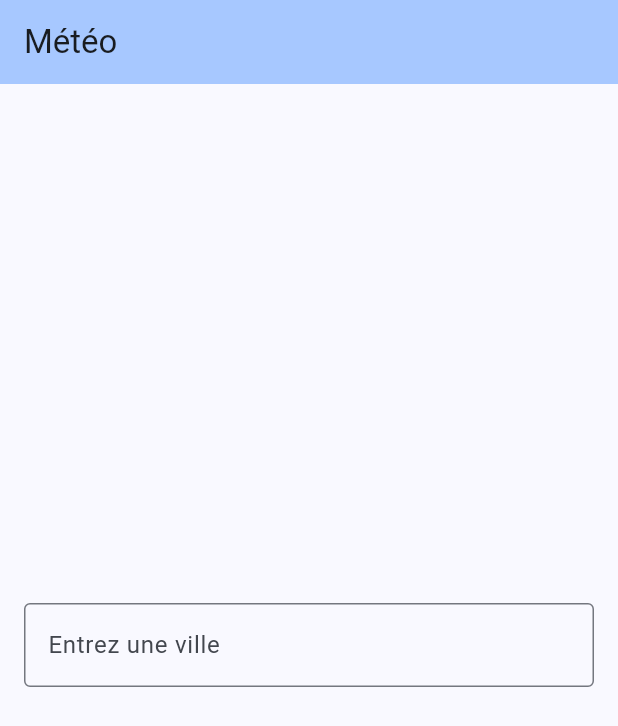
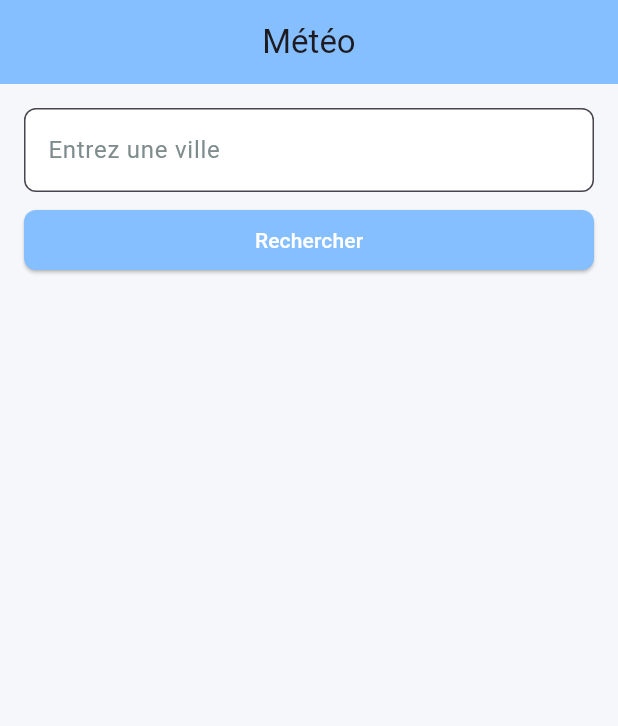
Before and after one commit to Idealogiks/AppliMeteo, a Flutter app: the screen it shows after launch, on a phone screen of 412 x 824 dp. Shown: the top 726 px of the screen. Run offline on Flutter 3.47's test engine with Material 3 defaults, Android fonts, the phone set to English and light mode, and no system bars.

Commit message:
feat: sep plusieurs pages

```diff
--- a/lib/main.dart
+++ b/lib/main.dart
@@ -1,6 +1,5 @@
 import 'package:flutter/material.dart';
-import 'package:http/http.dart' as http;
-import 'dart:convert';
+import 'package:mon_app/screens/home_page.dart';
 
 void main() {
   runApp(const MyApp());
@@ -12,146 +11,25 @@ class MyApp extends StatelessWidget {
   @override
   Widget build(BuildContext context) {
     return MaterialApp(
-      title: 'Flutter Demo',
+      title: 'Flutter Météo',
       theme: ThemeData(
-        colorScheme: ColorScheme.fromSeed(seedColor: const Color.fromARGB(255, 166, 186, 222)),
+        primaryColor: const Color.fromARGB(255, 134, 191, 255),
+        scaffoldBackgroundColor: const Color(0xFFF5F7FA),
+        textTheme: const TextTheme(
+          bodyLarge: TextStyle(color: Color(0xFF333333)),
+          bodyMedium: TextStyle(color: Color(0xFF7F8C8D)),
+        ),
+        elevatedButtonTheme: ElevatedButtonThemeData(
+          style: ElevatedButton.styleFrom(
+            backgroundColor: const Color.fromARGB(255, 134, 191, 255),
+            foregroundColor: Colors.white,
+            shape: RoundedRectangleBorder(
+              borderRadius: BorderRadius.circular(8),
+            ),
+          ),
+        ),
       ),
       home: const MyHomePage(title: 'Météo'),
     );
   }
 }
-
-class MyHomePage extends StatefulWidget {
-  const MyHomePage({super.key, required this.title});
-  final String title;
-
-  @override
-  State<MyHomePage> createState() => _MyHomePageState();
-}
-
-class _MyHomePageState extends State<MyHomePage> {
-  final TextEditingController _cityController = TextEditingController();
-  String? _cityName;
-  String? _weatherCondition;
-  double? _temperature;
-  double? _uv;
-  String? _errorMessage;
-
-  Future<void> fetchWeather(String city) async {
-    final url = Uri.parse('http://api.weatherapi.com/v1/current.json?key=fc8af4f182584f959db130334251004&q=$city');
-
-    try {
-      final response = await http.get(url);
-
-      if (response.statusCode == 200) {
-        final data = jsonDecode(response.body);
-        setState(() {
-          _cityName = data['location']['name'];
-          _weatherCondition = data['current']['condition']['text'];
-          _temperature = data['current']['temp_c'];
-          _uv = data['current']['uv'];
-          _errorMessage = null;
-        });
-      } else {
-        setState(() {
-          _errorMessage = 'Ville introuvable ou erreur de requête.';
-          _cityName = null;
-          _weatherCondition = null;
-          _temperature = null;
-        });
-      }
-    } catch (e) {
-      setState(() {
-        _errorMessage = 'Erreur lors de la récupération des données : $e';
-        _cityName = null;
-        _weatherCondition = null;
-        _uv = null;
-        _temperature = null;
-      });
-    }
-  }
-
-  IconData _getWeatherIcon(String? condition) {
-    if (condition == null) return Icons.help;
-    if (condition.toLowerCase().contains('sun')) return Icons.wb_sunny;
-    if (condition.toLowerCase().contains('cloud')) return Icons.cloud;
-    if (condition.toLowerCase().contains('rain')) return Icons.umbrella;
-    if (condition.toLowerCase().contains('snow')) return Icons.ac_unit;
-    if (condition.toLowerCase().contains('storm')) return Icons.flash_on;
-    if (condition.toLowerCase().contains('fog')) return Icons.foggy;
-    if (condition.toLowerCase().contains('wind')) return Icons.air;
-    if (condition.toLowerCase().contains('mist')) return Icons.filter_drama;
-    if (condition.toLowerCase().contains('overcast')) return Icons.cloud_queue;
-    if (condition.toLowerCase().contains('clear')) return Icons.wb_sunny;
-    return Icons.help;
-  }
-
-  @override
-  Widget build(BuildContext context) {
-    return Scaffold(
-      appBar: AppBar(
-        backgroundColor: Theme.of(context).colorScheme.inversePrimary,
-        title: Text(widget.title),
-      ),
-      body: Padding(
-        padding: const EdgeInsets.all(16.0),
-        child: Column(
-          mainAxisAlignment: MainAxisAlignment.center,
-          children: [
-            TextField(
-              controller: _cityController,
-              decoration: InputDecoration(
-                labelText: 'Entrez une ville',
-                border: OutlineInputBorder(),
-              ),
-              onSubmitted: (value) {
-                fetchWeather(value);
-              },
-            ),
-            const SizedBox(height: 20),
-            if (_errorMessage != null)
-              Text(
-                _errorMessage!,
-                style: const TextStyle(color: Colors.red),
-              ),
-            if (_cityName != null && _weatherCondition != null && _temperature != null)
-              Container(
-                padding: const EdgeInsets.all(16),
-                margin: const EdgeInsets.symmetric(horizontal: 16),
-                decoration: BoxDecoration(
-                  color: const Color.fromARGB(255, 166, 186, 222),
-                  borderRadius: BorderRadius.circular(8),
-                ),
-                child: Column(
-                  mainAxisSize: MainAxisSize.min,
-                  children: [
-                    Icon(
-                      _getWeatherIcon(_weatherCondition),
-                      size: 50,
-                      color: Colors.grey,
-                    ),
-                    Text(
-                      'Ville : $_cityName',
-                      style: const TextStyle(fontSize: 16),
-                    ),
-                    Text(
-                      'Température : ${_temperature!.toStringAsFixed(1)}°C',
-                      style: const TextStyle(fontSize: 16),
-                    ),
-                    Text(
-                      'Condition : $_weatherCondition',
-                      style: const TextStyle(fontSize: 16),
-                    ),
-                    Text(
-                      'UV :  ${_uv!.toStringAsFixed(1)}',
-                      style: const TextStyle(fontSize: 16),
-                    ),
-                  ],
-                ),
-              ),
-          ],
-        ),
-      ),
-    );
-  }
-}
--- /dev/null
+++ b/lib/screens/home_page.dart
@@ -0,0 +1,149 @@
+import 'package:flutter/material.dart';
+import 'package:mon_app/screens/details_page.dart';
+import 'package:mon_app/services/weather_service.dart';
+import 'package:mon_app/widgets/weather_card.dart';
+
+class MyHomePage extends StatefulWidget {
+  const MyHomePage({super.key, required this.title});
+  final String title;
+
+  @override
+  State<MyHomePage> createState() => _MyHomePageState();
+}
+
+class _MyHomePageState extends State<MyHomePage> {
+  final TextEditingController _cityController = TextEditingController();
+  String? _cityName;
+  String? _countryName;
+  String? _weatherCondition;
+  double? _temperature;
+  double? _uv;
+  String? _iconUrl;
+  double? _feelsLike;
+  double? _humidity;
+  double? _pressure;
+  double? _windSpeed;
+  String? _sunrise;
+  String? _sunset;
+  String? _errorMessage;
+  bool _isLoading = false;
+
+  Future<void> fetchWeather(String city) async {
+  setState(() {
+    _isLoading = true;
+    _errorMessage = null;
+  });
+
+  try {
+    final data = await WeatherService.fetchWeather(city);
+    setState(() {
+      _cityName = data['cityName'];
+      _countryName = data['countryName'];
+      _temperature = (data['temperature'] as num).toDouble();
+      _feelsLike = (data['feelsLike'] as num).toDouble();
+      _humidity = (data['humidity'] as num).toDouble();
+      _pressure = (data['pressure'] as num).toDouble();
+      _windSpeed = (data['windSpeed'] as num).toDouble();
+      _sunrise = data['sunrise'];
+      _sunset = data['sunset'];
+      _uv = (data['uv'] as num).toDouble();
+      _weatherCondition = data['weatherCondition'];
+      _iconUrl = data['iconUrl'];
+      _isLoading = false;
+    });
+  } catch (e) {
+    setState(() {
+      _errorMessage = 'Erreur : ${e.toString()}';
+      _isLoading = false;
+    });
+  }
+}
+
+  @override
+  Widget build(BuildContext context) {
+    return Scaffold(
+      appBar: AppBar(
+        backgroundColor: Theme.of(context).primaryColor,
+        title: Text(widget.title),
+        centerTitle: true,
+      ),
+      body: Padding(
+        padding: const EdgeInsets.all(16.0),
+        child: Column(
+          mainAxisAlignment: MainAxisAlignment.start,
+          crossAxisAlignment: CrossAxisAlignment.stretch,
+          children: [
+            TextField(
+              controller: _cityController,
+              decoration: InputDecoration(
+                labelText: 'Entrez une ville',
+                labelStyle: const TextStyle(color: Color(0xFF7F8C8D)),
+                border: OutlineInputBorder(
+                  borderRadius: BorderRadius.circular(8),
+                ),
+                filled: true,
+                fillColor: Colors.white,
+              ),
+            ),
+            const SizedBox(height: 8),
+            ElevatedButton(
+              onPressed: () {
+                if (_cityController.text.isNotEmpty) {
+                  fetchWeather(_cityController.text);
+                }
+              },
+              child: const Text('Rechercher'),
+            ),
+            const SizedBox(height: 20),
+            if (_isLoading)
+              const Center(
+                child: CircularProgressIndicator(),
+              ),
+            if (_errorMessage != null)
+              Text(
+                _errorMessage!,
+                style: const TextStyle(color: Color(0xFFE74C3C), fontSize: 16),
+                textAlign: TextAlign.center,
+              ),
+            if (_cityName != null && _weatherCondition != null && _temperature != null)
+              WeatherCard(
+                cityName: _cityName!,
+                countryName: _countryName ?? 'Inconnu',
+                temperature: _temperature!,
+                weatherCondition: _weatherCondition!,
+                uv: _uv!,
+                feelsLike: _feelsLike!,
+                humidity: _humidity!,
+                pressure: _pressure!,
+                windSpeed: _windSpeed!,
+                sunrise: _sunrise!,
+                sunset: _sunset!,
+                iconUrl: _iconUrl,
+                onTap: () {
+                  Navigator.push(
+                    context,
+                    MaterialPageRoute(
+                      builder: (context) => DetailsPage(
+                        city: _cityName!,
+                        countryName: _countryName ?? 'Inconnu',
+                        temp: _temperature!.toStringAsFixed(1),
+                        feelsLike: _feelsLike!.toStringAsFixed(1),
+                        humidity: _humidity!.toStringAsFixed(1),
+                        pressure: _pressure!.toStringAsFixed(1),
+                        windSpeed: _windSpeed!.toStringAsFixed(1),
+                        sunrise: _sunrise!,
+                        sunset: _sunset!,
+                        uv: _uv!.toStringAsFixed(1),
+                        weatherCondition: _weatherCondition!,
+                        iconUrl: _iconUrl,
+                      ),
+                    ),
+                  );
+                },
+              ),
+          ],
+        ),
+      ),
+    );
+  }
+}
```
Also changed, not shown: lib/screens/details_page.dart (added, +211 -0 lines), lib/services/weather_service.dart (added, +35 -0 lines), lib/widgets/weather_card.dart (added, +86 -0 lines), assets/fami.png (deleted).
